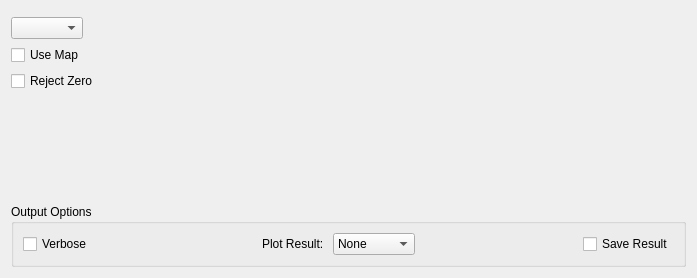
First picture: the form in Code/Mantid/MantidQt/CustomInterfaces/inc/MantidQtCustomInterfaces/IndirectLoadILL.ui, repository mantidproject/mantid, before the edit.
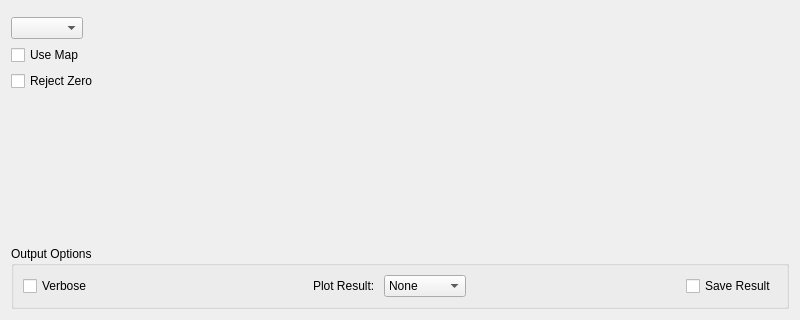
Second picture: the form after the edit. Custom widgets are drawn as their Qt base class.

What changed in the file:
```diff
--- a/Code/Mantid/MantidQt/CustomInterfaces/inc/MantidQtCustomInterfaces/IndirectLoadILL.ui
+++ b/Code/Mantid/MantidQt/CustomInterfaces/inc/MantidQtCustomInterfaces/IndirectLoadILL.ui
@@ -6,8 +6,8 @@
    <rect>
     <x>0</x>
     <y>0</y>
-    <width>697</width>
-    <height>278</height>
+    <width>800</width>
+    <height>320</height>
    </rect>
   </property>
   <property name="windowTitle">
```
